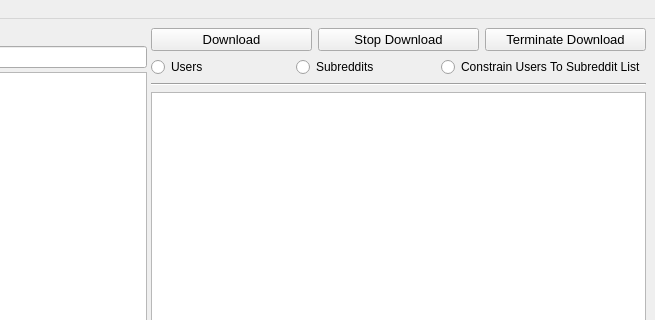
First picture: the form in Resources/ui_files/downloader_for_reddit_gui.ui, repository MalloyDelacroix/DownloaderForReddit, before the edit; both pictures show x 577 to 1232 and y 0 to 320 of the 1232 by 836 pixel window.
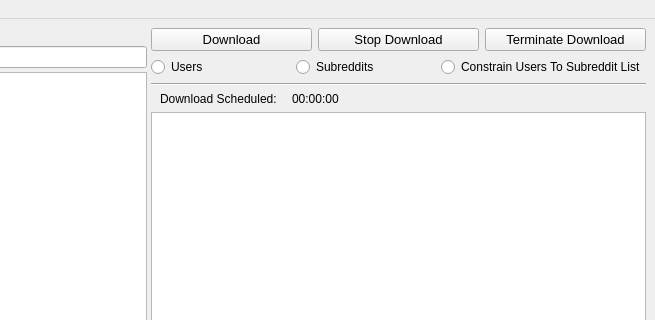
Second picture: the form after the edit. Icons and pictures are not drawn.

Commit message: Add schedule elements to main GUI

The edit to the form file:
```diff
--- a/Resources/ui_files/downloader_for_reddit_gui.ui
+++ b/Resources/ui_files/downloader_for_reddit_gui.ui
@@ -276,6 +276,53 @@
           </property>
          </widget>
         </item>
+        <item>
+         <widget class="QWidget" name="schedule_widget" native="true">
+          <property name="sizePolicy">
+           <sizepolicy hsizetype="Preferred" vsizetype="Minimum">
+            <horstretch>0</horstretch>
+            <verstretch>0</verstretch>
+           </sizepolicy>
+          </property>
+          <property name="maximumSize">
+           <size>
+            <width>16777215</width>
+            <height>15</height>
+           </size>
+          </property>
+          <layout class="QHBoxLayout" name="horizontalLayout_8">
+           <property name="spacing">
+            <number>15</number>
+           </property>
+           <property name="topMargin">
+            <number>0</number>
+           </property>
+           <property name="bottomMargin">
+            <number>0</number>
+           </property>
+           <item>
+            <widget class="QLabel" name="label_3">
+             <property name="text">
+              <string>Download Scheduled:</string>
+             </property>
+            </widget>
+           </item>
+           <item>
+            <widget class="QLabel" name="schedule_label">
+             <property name="sizePolicy">
+              <sizepolicy hsizetype="Expanding" vsizetype="Preferred">
+               <horstretch>0</horstretch>
+               <verstretch>0</verstretch>
+              </sizepolicy>
+             </property>
+             <property name="text">
+              <string>00:00:00</string>
+             </property>
+            </widget>
+           </item>
+          </layout>
+         </widget>
+        </item>
         <item>
          <widget class="QTextBrowser" name="output_box">
           <property name="font">
```
Left out of the diff: 2 changed lines with no effect on the pictures. The commit also changes 2 other files.
